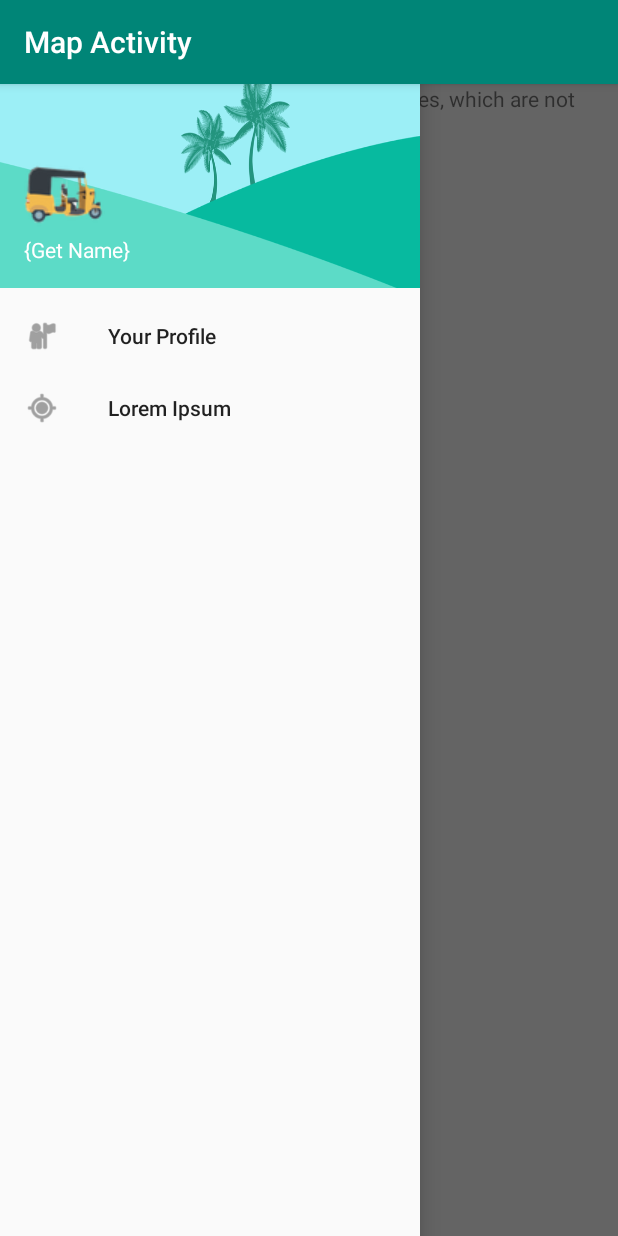
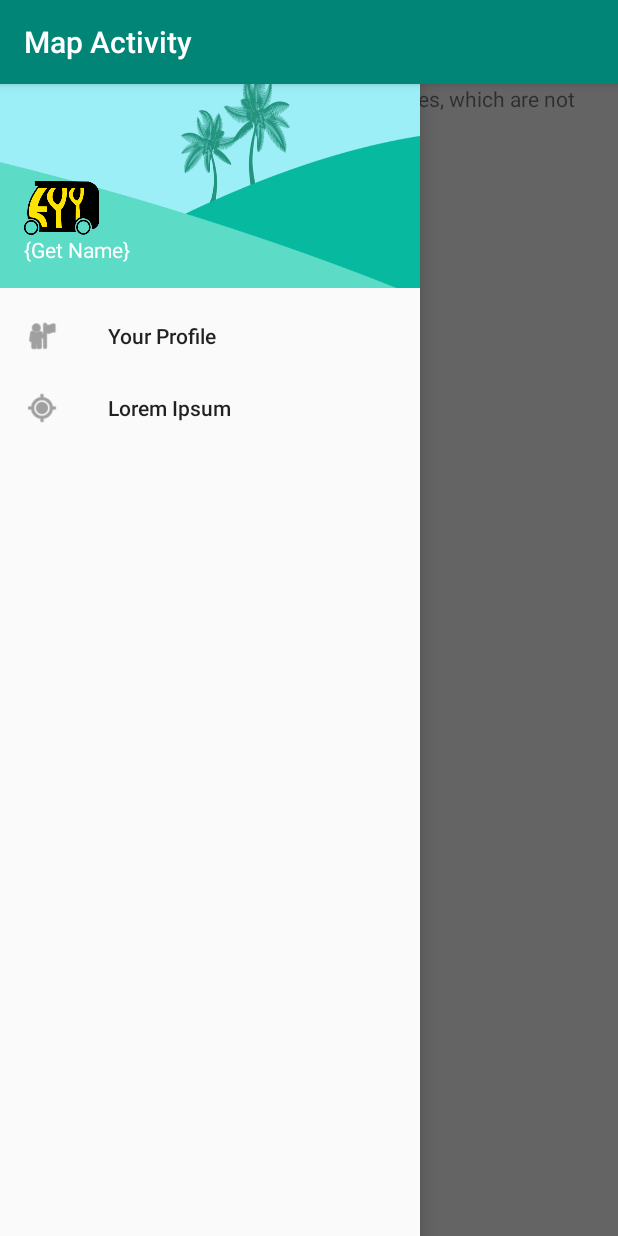
Before and after one commit to EyyAuto/EyyAuto, an Android app: the MapActivity screen opened directly, with no data from a screen before it, with the side drawer open, on a phone screen of 412 x 824 dp. Run offline under Robolectric (Android 15) with nearby library versions, the phone set to English and light mode, and no system bars; 3 statements that could not run were skipped.

Commit message:
Add custom app icon. Closes #9

```diff
--- a/app/src/main/AndroidManifest.xml
+++ b/app/src/main/AndroidManifest.xml
@@ -19,7 +19,7 @@
 
     <application
         android:allowBackup="true"
-        android:icon="@mipmap/ic_launcher"
+        android:icon="@drawable/icon"
         android:label="@string/app_name"
         android:roundIcon="@mipmap/ic_launcher_round"
         android:supportsRtl="true"
--- a/app/src/main/res/layout/nav_header.xml
+++ b/app/src/main/res/layout/nav_header.xml
@@ -9,10 +9,10 @@
     android:gravity="bottom">
 
     <ImageButton
-        android:layout_width="wrap_content"
-        android:layout_height="wrap_content"
+        android:layout_width="50dp"
+        android:layout_height="36dp"
         android:id="@+id/ui_mode"
-        android:background="@drawable/auto_yellow"
+        android:background="@drawable/icon"
         android:text="Dark Mode"/>
     <TextView
         android:layout_width="match_parent"
```
Also changed, not shown: app/src/main/res/drawable/icon.png (added).
